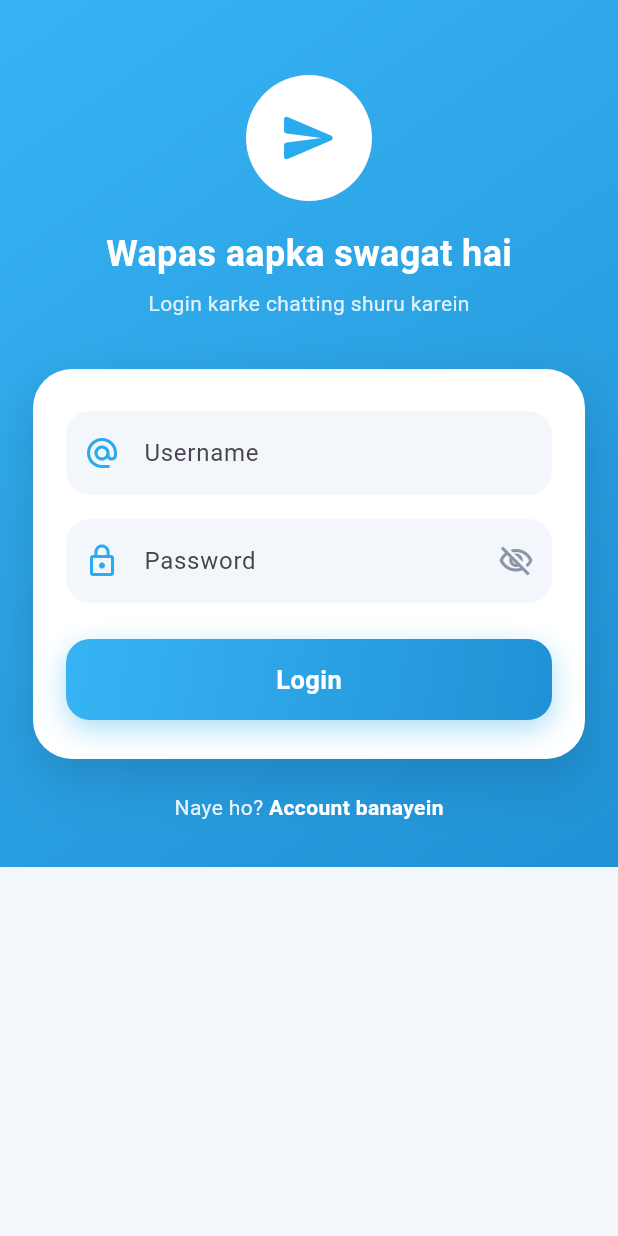
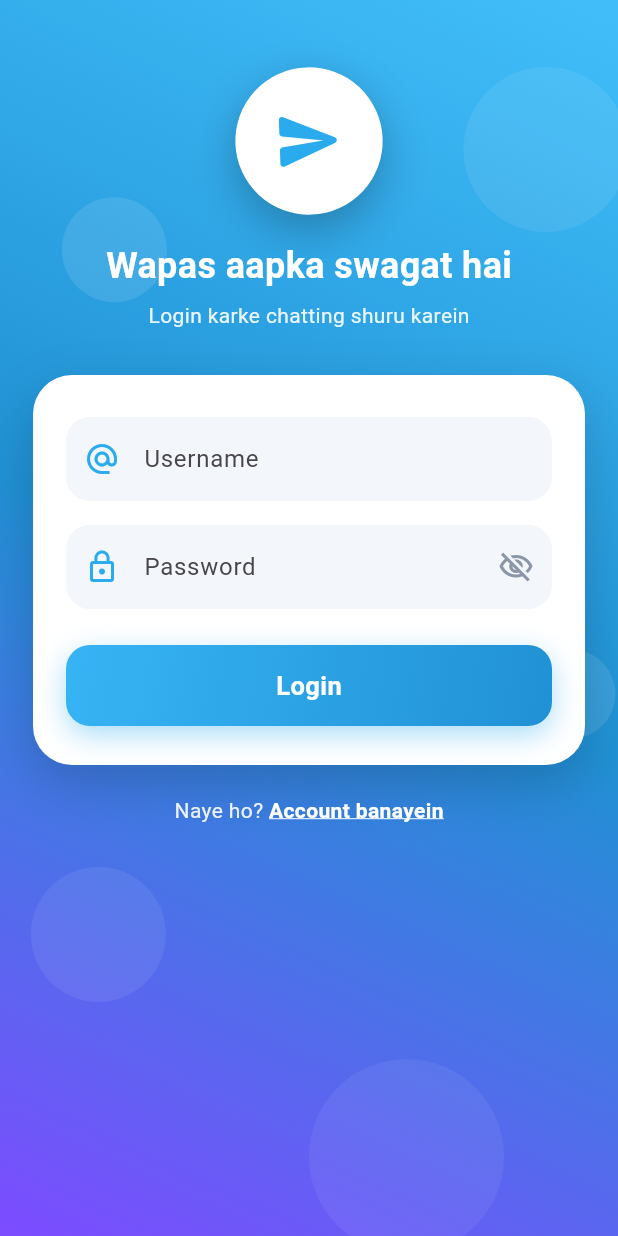
Before and after one commit to proDevAnant/chatwave, a Flutter app: the screen it shows after launch, on a phone screen of 412 x 824 dp. Run offline on Flutter 3.47's test engine with Material 3 defaults, Android fonts, the phone set to English and light mode, and no system bars; our stand-ins replace shared_preferences; accounts and stored records are empty.

Commit message:
Add animated login and message delete

```diff
--- a/lib/screens/login_screen.dart
+++ b/lib/screens/login_screen.dart
@@ -1,3 +1,4 @@
+import 'dart:math';
 import 'package:flutter/material.dart';
 import '../services/api_service.dart';
 import '../services/auth_service.dart';
@@ -12,11 +13,31 @@ class LoginScreen extends StatefulWidget {
   State<LoginScreen> createState() => _LoginScreenState();
 }
 
-class _LoginScreenState extends State<LoginScreen> {
+class _LoginScreenState extends State<LoginScreen>
+    with TickerProviderStateMixin {
   final _user = TextEditingController();
   final _pass = TextEditingController();
   bool _loading = false;
   bool _obscure = true;
+
+  late final AnimationController _bgCtrl = AnimationController(
+    vsync: this,
+    duration: const Duration(seconds: 6),
+  )..repeat(reverse: true);
+
+  late final AnimationController _logoCtrl = AnimationController(
+    vsync: this,
+    duration: const Duration(seconds: 2),
+  )..repeat(reverse: true);
+
+  @override
+  void dispose() {
+    _bgCtrl.dispose();
+    _logoCtrl.dispose();
+    _user.dispose();
+    _pass.dispose();
+    super.dispose();
+  }
 
   Future<void> _login() async {
     if (_user.text.trim().isEmpty || _pass.text.isEmpty) {
@@ -28,8 +49,8 @@ class _LoginScreenState extends State<LoginScreen> {
       final user = await ApiService.login(_user.text.trim(), _pass.text);
       await AuthService.save(user);
       if (!mounted) return;
-      Navigator.of(context).pushReplacement(MaterialPageRoute(
-          builder: (_) => const HomeScreen()));
+      Navigator.of(context).pushReplacement(
+          MaterialPageRoute(builder: (_) => const HomeScreen()));
     } catch (e) {
       _snack(e.toString());
     } finally {
@@ -48,25 +69,65 @@ class _LoginScreenState extends State<LoginScreen> {
   @override
   Widget build(BuildContext context) {
     return Scaffold(
-      body: Container(
-        decoration: const BoxDecoration(gradient: AppColors.primaryGradient),
-        child: SafeArea(
+      body: Stack(
+        children: [
+          AnimatedBuilder(
+            animation: _bgCtrl,
+            builder: (context, _) {
+              return Container(
+                decoration: BoxDecoration(
+                  gradient: LinearGradient(
+                    begin: Alignment(-1 + 2 * _bgCtrl.value, -1),
+                    end: Alignment(1 - 2 * _bgCtrl.value, 1),
+                    colors: const [
+                      Color(0xFF41BEFA),
+                      Color(0xFF2091D4),
+                      Color(0xFF7C4DFF),
+                    ],
+                  ),
+                ),
+              );
+            },
+          ),
+          ..._buildBubbles(),
+          SafeArea(
             child: SingleChildScrollView(
               child: Column(
                 children: [
-                const SizedBox(height: 50),
+                  const SizedBox(height: 46),
+                  AnimatedBuilder(
+                    animation: _logoCtrl,
+                    builder: (context, child) {
+                      final scale = 1 + 0.06 * sin(_logoCtrl.value * pi);
+                      final angle = 0.05 * sin(_logoCtrl.value * pi * 2);
+                      return Transform.rotate(
+                        angle: angle,
+                        child: Transform.scale(scale: scale, child: child),
+                      );
+                    },
+                    child: Container(
+                      width: 96,
+                      height: 96,
+                      decoration: BoxDecoration(
+                        color: Colors.white,
+                        shape: BoxShape.circle,
+                        boxShadow: [
+                          BoxShadow(
+                            color: Colors.black.withOpacity(0.25),
+                            blurRadius: 24,
+                            offset: const Offset(0, 10),
+                          ),
+                        ],
+                      ),
+                      child: const Icon(Icons.send_rounded,
+                          size: 46, color: AppColors.primary),
+                    ),
+                  ),
+                  const SizedBox(height: 18),
                   FadeSlideIn(
+                    delayMs: 100,
                     child: Column(
                       children: [
-                      Container(
-                        width: 84,
-                        height: 84,
-                        decoration: const BoxDecoration(
-                            color: Colors.white, shape: BoxShape.circle),
-                        child: const Icon(Icons.send_rounded,
-                            size: 40, color: AppColors.primary),
-                      ),
-                      const SizedBox(height: 18),
                         const Text('Wapas aapka swagat hai',
                             style: TextStyle(
                                 color: Colors.white,
@@ -75,14 +136,14 @@ class _LoginScreenState extends State<LoginScreen> {
                         const SizedBox(height: 6),
                         Text('Login karke chatting shuru karein',
                             style: TextStyle(
-                              color: Colors.white.withOpacity(0.85),
+                                color: Colors.white.withOpacity(0.9),
                                 fontSize: 14)),
                       ],
                     ),
                   ),
-                const SizedBox(height: 34),
+                  const SizedBox(height: 30),
                   FadeSlideIn(
-                  delayMs: 150,
+                    delayMs: 250,
                     child: Container(
                       margin: const EdgeInsets.symmetric(horizontal: 22),
                       padding: const EdgeInsets.fromLTRB(22, 28, 22, 26),
@@ -91,7 +152,7 @@ class _LoginScreenState extends State<LoginScreen> {
                         borderRadius: BorderRadius.circular(26),
                         boxShadow: [
                           BoxShadow(
-                          color: Colors.black.withOpacity(0.15),
+                            color: Colors.black.withOpacity(0.18),
                             blurRadius: 30,
                             offset: const Offset(0, 12),
                           ),
@@ -118,23 +179,24 @@ class _LoginScreenState extends State<LoginScreen> {
                       ),
                     ),
                   ),
-                const SizedBox(height: 22),
+                  const SizedBox(height: 20),
                   FadeSlideIn(
-                  delayMs: 300,
+                    delayMs: 400,
                     child: Row(
                       mainAxisAlignment: MainAxisAlignment.center,
                       children: [
                         Text('Naye ho? ',
-                          style:
-                              TextStyle(color: Colors.white.withOpacity(0.9))),
+                            style: TextStyle(
+                                color: Colors.white.withOpacity(0.9))),
                         GestureDetector(
-                        onTap: () => Navigator.of(context).push(
-                            MaterialPageRoute(
-                                builder: (_) => const RegisterScreen())),
+                          onTap: () => Navigator.of(context)
+                              .push(_fadeRoute(const RegisterScreen())),
                           child: const Text('Account banayein',
                               style: TextStyle(
                                   color: Colors.white,
-                                fontWeight: FontWeight.bold)),
+                                  fontWeight: FontWeight.bold,
+                                  decoration: TextDecoration.underline,
+                                  decorationColor: Colors.white)),
                         ),
                       ],
                     ),
@@ -144,8 +206,50 @@ class _LoginScreenState extends State<LoginScreen> {
               ),
             ),
           ),
+        ],
       ),
     );
+  }
+
+  Route _fadeRoute(Widget page) => PageRouteBuilder(
+        transitionDuration: const Duration(milliseconds: 450),
+        pageBuilder: (_, __, ___) => page,
+        transitionsBuilder: (_, anim, __, child) =>
+            FadeTransition(opacity: anim, child: child),
+      );
+
+  List<Widget> _buildBubbles() {
+    final specs = [
+      [0.10, 0.15, 70.0, 0.10],
+      [0.75, 0.08, 110.0, 0.08],
+      [0.85, 0.55, 60.0, 0.10],
+      [0.05, 0.70, 90.0, 0.07],
+      [0.50, 0.85, 130.0, 0.06],
+    ];
+    return specs.map((s) {
+      final left = s[0];
+      final top = s[1];
+      final size = s[2];
+      final opacity = s[3];
+      return AnimatedBuilder(
+        animation: _bgCtrl,
+        builder: (context, _) {
+          final dy = 22 * sin((_bgCtrl.value + left) * pi * 2);
+          return Positioned(
+            left: MediaQuery.of(context).size.width * left,
+            top: MediaQuery.of(context).size.height * top + dy,
+            child: Container(
+              width: size,
+              height: size,
+              decoration: BoxDecoration(
+                color: Colors.white.withOpacity(opacity),
+                shape: BoxShape.circle,
+              ),
+            ),
+          );
+        },
+      );
+    }).toList();
   }
 
   Widget _field(TextEditingController c, String hint, IconData icon,
```
Also changed, not shown: lib/screens/chat_screen.dart (+81 -4 lines), lib/services/api_service.dart (+8 -0 lines). Lines whose indentation alone changed are shown as unchanged.
